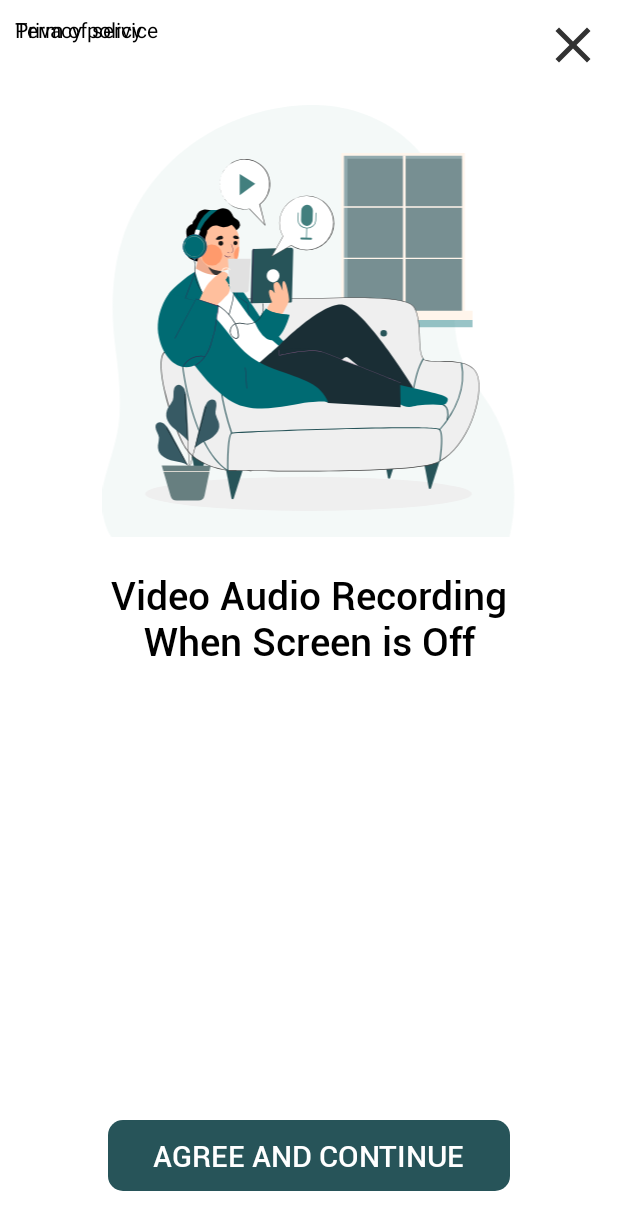
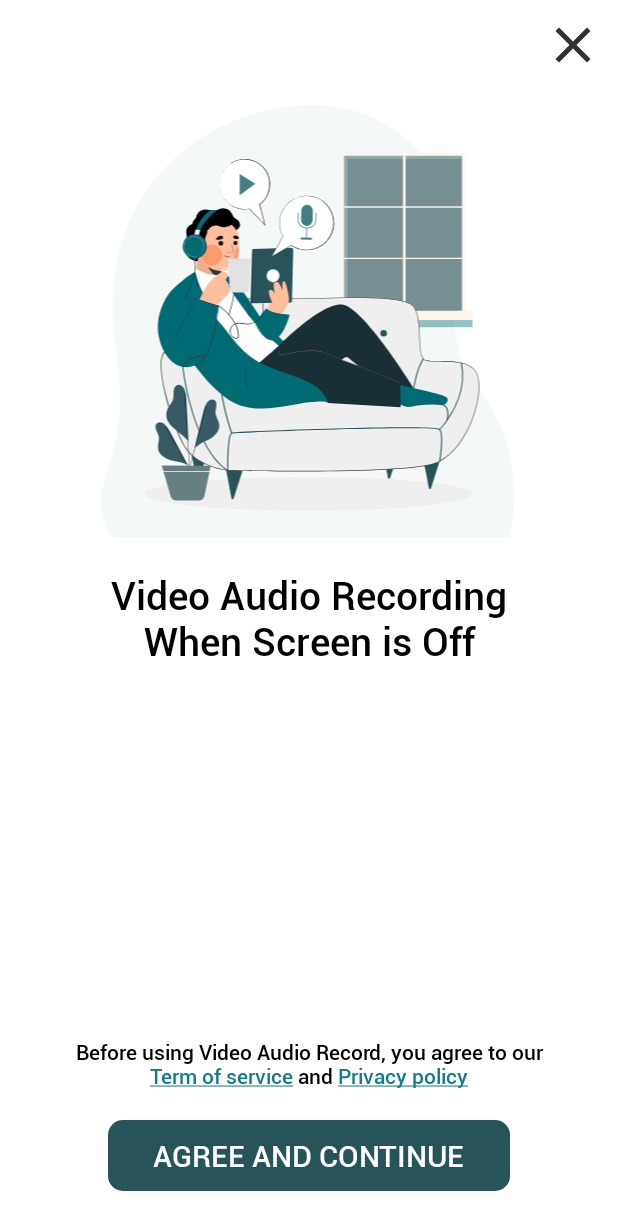
Before and after one commit to mikhoaitay23/backgroundvideo22, an Android app: the screen it shows after launch (MainActivity), on a phone screen of 412 x 824 dp. Shown: the top 1230 px of the screen. Run offline under Robolectric (Android 15) with nearby library versions, the phone set to English and light mode, and no system bars; our stand-ins replace data binding.

Commit message:
update privacy

```diff
--- a/app/src/main/java/com/hola360/backgroundvideorecoder/ui/privacy/ConfirmPrivacy.kt
+++ b/app/src/main/java/com/hola360/backgroundvideorecoder/ui/privacy/ConfirmPrivacy.kt
@@ -1,6 +1,11 @@
 package com.hola360.backgroundvideorecoder.ui.privacy
 
-import android.text.SpannableString
+import android.text.*
+import android.text.method.LinkMovementMethod
+import android.text.style.ClickableSpan
+import android.text.style.UnderlineSpan
+import android.view.View
+import androidx.core.content.ContextCompat
 import androidx.navigation.fragment.findNavController
 import com.hola360.backgroundvideorecoder.MainActivity
 import com.hola360.backgroundvideorecoder.NavMainGraphDirections
@@ -15,13 +20,11 @@ class ConfirmPrivacy: BaseFragment<FragmentConfirmPrivacyBinding>() {
     override val toolbarTitle: String? = null
     override val menuCode: Int = 0
 
+    override fun initViewModel() {
+    }
+
     override fun initView() {
-        binding!!.termOfService.setOnClickListener {
-            findNavController().navigate(NavMainGraphDirections.actionToNavPrivacy(false))
-        }
-        binding!!.privacyPolicy.setOnClickListener {
-            findNavController().navigate(NavMainGraphDirections.actionToNavPrivacy(true))
-        }
+        setupTextViewClick()
         binding!!.agree.setOnClickListener {
             dataPref!!.putBooleanValue(MainActivity.PRIVACY, true)
             findNavController().popBackStack()
@@ -29,7 +32,39 @@ class ConfirmPrivacy: BaseFragment<FragmentConfirmPrivacyBinding>() {
 
     }
 
-    override fun initViewModel() {
+    private fun setupTextViewClick(){
+        val termClick= object :ClickableSpan(){
+            override fun onClick(widget: View) {
+                findNavController().navigate(NavMainGraphDirections.actionToNavPrivacy(false))
+            }
 
+            override fun updateDrawState(ds: TextPaint) {
+                super.updateDrawState(ds)
+                ds.color = ContextCompat.getColor(requireContext(), R.color.colorLightAccent)
+                ds.isUnderlineText = true
+            }
+        }
+        val privacyClick= object :ClickableSpan(){
+            override fun onClick(widget: View) {
+                findNavController().navigate(NavMainGraphDirections.actionToNavPrivacy(true))
+            }
+            override fun updateDrawState(ds: TextPaint) {
+                super.updateDrawState(ds)
+                ds.color = ContextCompat.getColor(requireContext(), R.color.colorLightAccent)
+                ds.isUnderlineText = true
+            }
+        }
+        val string= resources.getString(R.string.privacy_policy_text)
+        val strTerm= resources.getString(R.string.term_of_service)
+        val strPrivacy= resources.getString(R.string.privacy_policy)
+        val termStartIndex= string.indexOf(strTerm)
+        val privacyStartIndex= string.indexOf(strPrivacy)
+        val spannableString= SpannableStringBuilder(string)
+        spannableString.setSpan(termClick, termStartIndex, termStartIndex+ strTerm.length, Spanned.SPAN_EXCLUSIVE_EXCLUSIVE)
+        spannableString.setSpan(privacyClick, privacyStartIndex, privacyStartIndex+ strPrivacy.length, Spanned.SPAN_EXCLUSIVE_EXCLUSIVE)
+        binding!!.privacyPolicy.text= spannableString
+        binding!!.privacyPolicy.movementMethod= LinkMovementMethod.getInstance()
     }
+
+
 }
--- a/app/src/main/java/com/hola360/backgroundvideorecoder/ui/record/audio/AudioRecordFragment.kt
+++ b/app/src/main/java/com/hola360/backgroundvideorecoder/ui/record/audio/AudioRecordFragment.kt
@@ -21,6 +21,10 @@ class AudioRecordFragment: BaseFragment<FragmentAudioRecordBinding>(){
     }
     private var curPagerPage= 0
 
+    override fun initViewModel() {
+
+    }
+
     override fun initView() {
         binding!!.viewPager.adapter= adapter
         binding!!.viewPager.registerOnPageChangeCallback(object : ViewPager2.OnPageChangeCallback(){
@@ -28,15 +32,5 @@ class AudioRecordFragment: BaseFragment<FragmentAudioRecordBinding>(){
                 curPagerPage= position
             }
         })
-        binding!!.record.setOnClickListener {
-            if(curPagerPage != 0){
-                binding!!.viewPager.setCurrentItem(0, true)
-            }
-        }
-        binding!!.schedule.setOnClickListener {
-            if(curPagerPage != 1){
-                binding!!.viewPager.setCurrentItem(1, true)
-            }
-        }
     }
 }
--- a/app/src/main/java/com/hola360/backgroundvideorecoder/ui/record/video/VideoRecordFragment.kt
+++ b/app/src/main/java/com/hola360/backgroundvideorecoder/ui/record/video/VideoRecordFragment.kt
@@ -21,6 +21,10 @@ class VideoRecordFragment: BaseFragment<FragmentVideoRecordBinding>() {
     }
     private var curPagerPage= 0
 
+    override fun initViewModel() {
+
+    }
+
     override fun initView() {
         binding!!.viewPager.adapter= adapter
         binding!!.viewPager.registerOnPageChangeCallback(object : ViewPager2.OnPageChangeCallback(){
--- a/app/src/main/res/drawable/bg_confirm_privacy_button.xml
+++ b/app/src/main/res/drawable/bg_confirm_privacy_button.xml
@@ -1,8 +1,6 @@
 <?xml version="1.0" encoding="utf-8"?>
 <shape android:shape="rectangle"
     xmlns:android="http://schemas.android.com/apk/res/android">
-
     <solid android:color="@color/colorAccent"/>
-
     <corners android:radius="10dp"/>
 </shape>
--- a/app/src/main/res/layout/fragment_confirm_privacy.xml
+++ b/app/src/main/res/layout/fragment_confirm_privacy.xml
@@ -7,73 +7,71 @@
     </data>
 
     <androidx.constraintlayout.widget.ConstraintLayout
-        android:gravity="center"
         android:layout_width="match_parent"
-        android:layout_height="match_parent">
+        android:layout_height="match_parent"
+        android:gravity="center">
 
         <ImageView
             android:id="@+id/close"
             android:layout_width="@dimen/privacy_cancel_icon_height"
             android:layout_height="@dimen/privacy_cancel_icon_height"
-            app:layout_constraintTop_toTopOf="parent"
+            android:layout_margin="@dimen/privacy_cancel_icon_margin"
+            android:src="@drawable/ic_close"
             app:layout_constraintEnd_toEndOf="parent"
-            android:src="@drawable/ic_close"
-            android:layout_margin="@dimen/privacy_cancel_icon_margin"/>
+            app:layout_constraintTop_toTopOf="parent" />
 
         <ImageView
             android:id="@+id/banner"
             android:layout_width="0dp"
             android:layout_height="0dp"
+            android:layout_marginTop="@dimen/privacy_item_margin_top"
             android:src="@drawable/ic_picture_confirm_privacy"
-            android:layout_marginTop="@dimen/privacy_item_margin_top"
-            app:layout_constraintWidth_percent="0.7"
             app:layout_constraintDimensionRatio="1:1"
+            app:layout_constraintEnd_toEndOf="parent"
+            app:layout_constraintStart_toStartOf="parent"
             app:layout_constraintTop_toBottomOf="@id/close"
-            app:layout_constraintStart_toStartOf="parent"
-            app:layout_constraintEnd_toEndOf="parent"/>
+            app:layout_constraintWidth_percent="0.7" />
 
         <TextView
             android:id="@+id/bannerTitle"
+            style="@style/TextAppearancePrivacy1"
+            android:layout_width="0dp"
+            android:layout_height="wrap_content"
+            android:layout_marginTop="@dimen/privacy_item_margin_top"
+            android:gravity="center"
+            android:text="@string/term_of_service_title"
+            app:layout_constraintEnd_toEndOf="@id/banner"
             app:layout_constraintStart_toStartOf="@id/banner"
-            app:layout_constraintEnd_toEndOf="@id/banner"
-            app:layout_constraintTop_toBottomOf="@id/banner"
-            android:layout_marginTop="@dimen/privacy_item_margin_top"
-            android:layout_width="0dp"
-            android:gravity="center"
-            style="@style/TextAppearancePrivacy1"
-            android:text="@string/term_of_service_title"
-            android:layout_height="wrap_content"/>
+            app:layout_constraintTop_toBottomOf="@id/banner" />
 
         <TextView
-            android:id="@+id/term_of_service"
-            android:text="Term of service"
-            android:padding="10dp"
+            android:id="@+id/privacy_policy"
+            style="@style/TextAppearancePrivacy3"
             android:layout_width="wrap_content"
-            android:layout_height="wrap_content"/>
-
-        <TextView
+            android:layout_height="wrap_content"
             android:layout_marginTop="10dp"
-            android:id="@+id/privacy_policy"
-            android:text="Privacy policy"
-            android:padding="10dp"
-            android:layout_width="wrap_content"
-            android:layout_height="wrap_content"/>
+            android:layout_marginBottom="20dp"
+            android:gravity="center"
+            android:text="@string/privacy_policy_text"
+            app:layout_constraintBottom_toTopOf="@id/agree"
+            app:layout_constraintEnd_toEndOf="parent"
+            app:layout_constraintStart_toStartOf="parent" />
 
         <TextView
             android:id="@+id/agree"
+            android:layout_width="wrap_content"
+            android:layout_height="wrap_content"
             android:layout_marginTop="10dp"
-            android:text="@string/privacy_policy_agree"
+            android:layout_marginBottom="30dp"
             android:background="@drawable/bg_confirm_privacy_button"
-            android:layout_marginBottom="30dp"
-            app:layout_constraintBottom_toBottomOf="parent"
-            app:layout_constraintStart_toStartOf="parent"
-            app:layout_constraintEnd_toEndOf="parent"
             android:paddingHorizontal="30dp"
             android:paddingVertical="10dp"
+            android:text="@string/privacy_policy_agree"
             android:textAppearance="@style/TextAppearancePrivacy2"
             android:textColor="@color/md_white_1000"
-            android:layout_width="wrap_content"
-            android:layout_height="wrap_content"/>
+            app:layout_constraintBottom_toBottomOf="parent"
+            app:layout_constraintEnd_toEndOf="parent"
+            app:layout_constraintStart_toStartOf="parent" />
 
     </androidx.constraintlayout.widget.ConstraintLayout>
 </layout>
--- a/app/src/main/res/values/style.xml
+++ b/app/src/main/res/values/style.xml
@@ -13,5 +13,10 @@
         <item name="android:fontFamily">@font/roboto_medium</item>
     </style>
 
+    <style name="TextAppearancePrivacy3">
+        <item name="android:textSize">14dp</item>
+        <item name="android:fontFamily">@font/roboto_medium</item>
+    </style>
+
 
 </resources>
```
Also changed, not shown: 1 other file.
